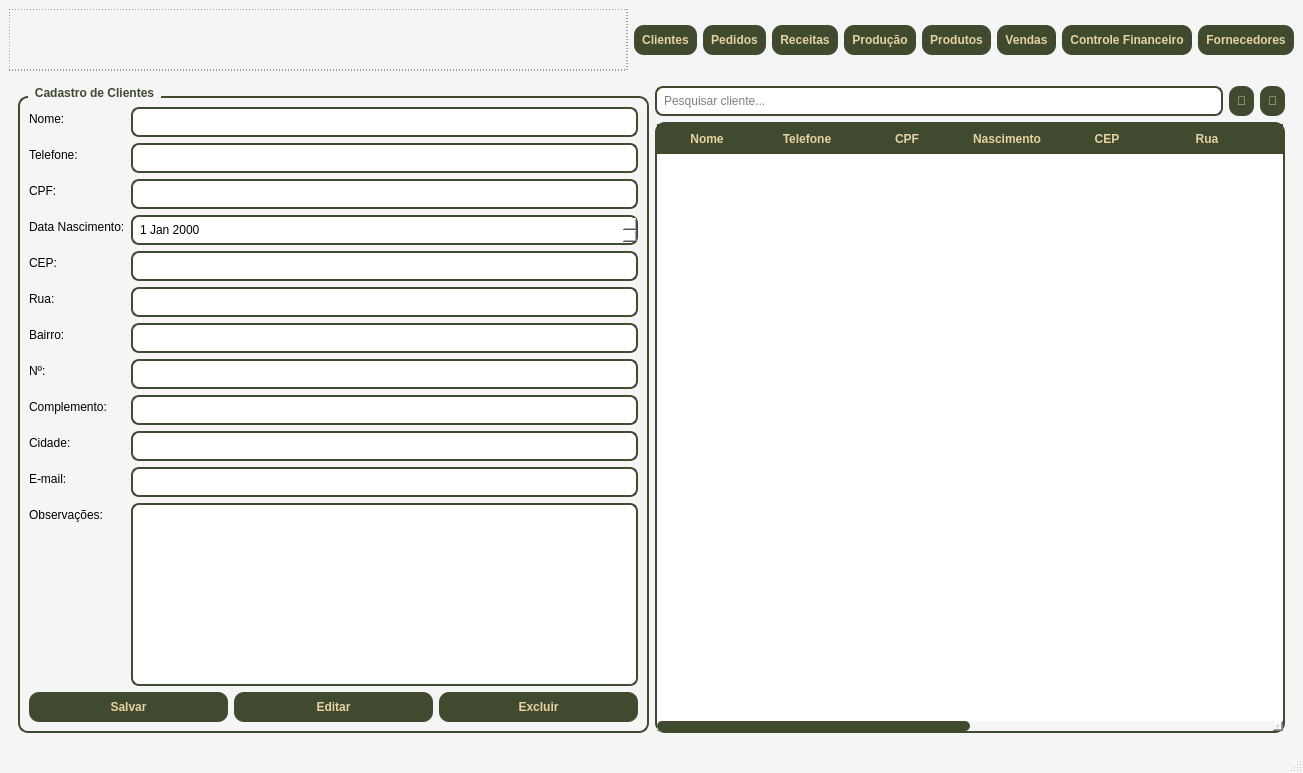
The window that telas/tela_menu.ui (Faeldh/sistema_confeitaria) describes before a commit, drawn with Qt 5.
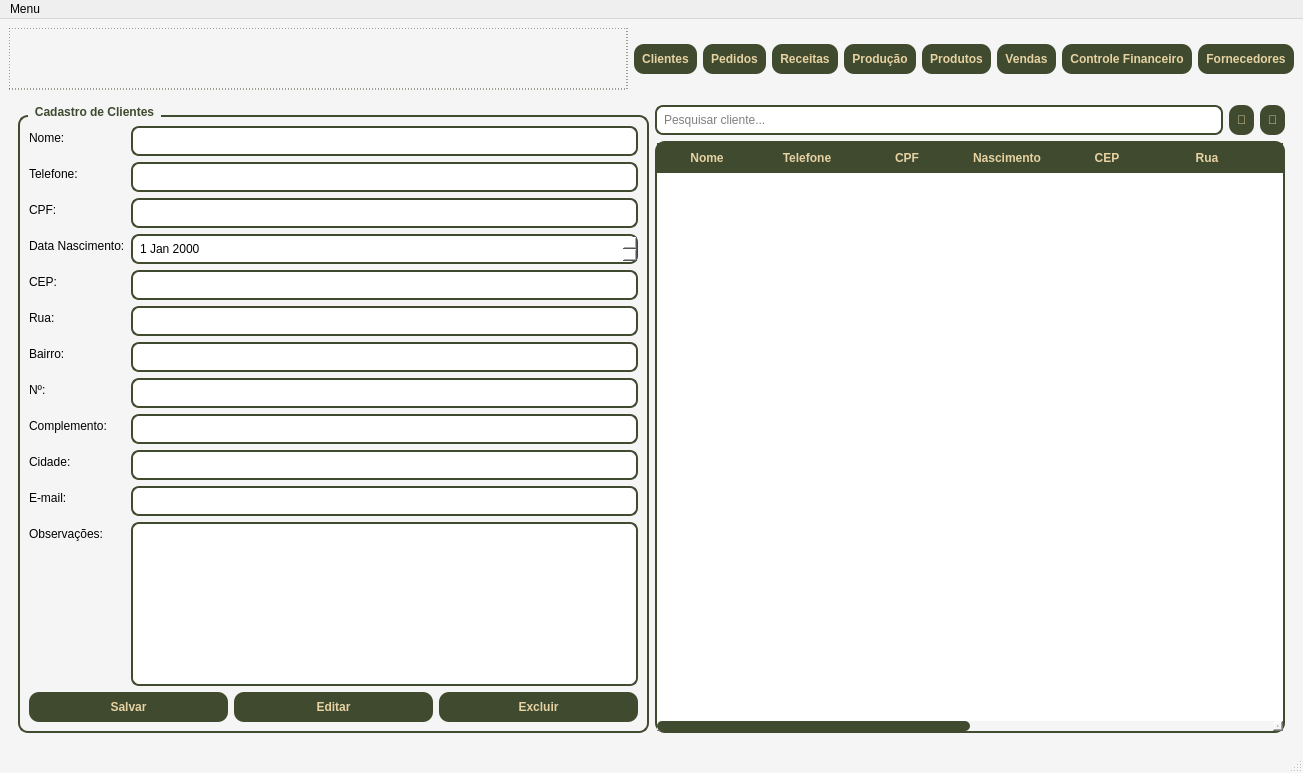
The same window after the commit. The open tabs and pages were chosen to show the change.

Diff of the .ui file:
```diff
--- a/telas/tela_menu.ui
+++ b/telas/tela_menu.ui
@@ -2469,6 +2469,22 @@
    </layout>
   </widget>
   <widget class="QStatusBar" name="statusbar"/>
+  <widget class="QMenuBar" name="menuBar">
+   <property name="geometry">
+    <rect>
+     <x>0</x>
+     <y>0</y>
+     <width>1303</width>
+     <height>21</height>
+    </rect>
+   </property>
+   <widget class="QMenu" name="menuMenu">
+    <property name="title">
+     <string>Menu</string>
+    </property>
+   </widget>
+   <addaction name="menuMenu"/>
+  </widget>
  </widget>
  <resources/>
  <connections/>
```
Left out of the diff: 2 changed lines with no effect on the pictures.
